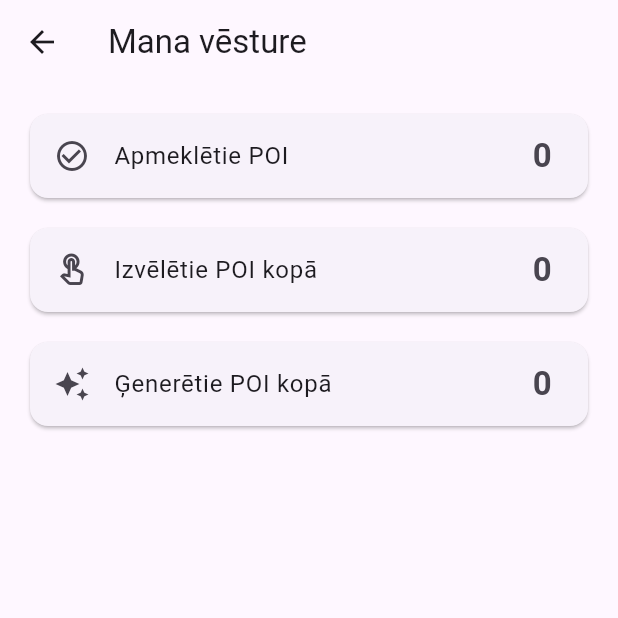
After one commit to egilskarklins-byte/surprise_ride, a Flutter app: the screen it shows after launch, scrolled down 264 dp, after a tap on "Mana vēsture", on a phone screen of 412 x 824 dp, the top half of it. The commit adds this screen. Run offline on Flutter 3.47's test engine with Material 3 defaults, Android fonts, the phone set to English and light mode, and no system bars; our stand-ins replace flutter_map, geolocator, latlong2, shared_preferences.

Commit message:
Add POI history, visited tracking and stats screen

```diff
--- /dev/null
+++ b/lib/screens/surprise/history_stats_screen.dart
@@ -0,0 +1,101 @@
+import 'package:flutter/material.dart';
+
+import '../../services/poi_history_service.dart';
+
+class HistoryStatsScreen extends StatefulWidget {
+  const HistoryStatsScreen({super.key});
+
+  @override
+  State<HistoryStatsScreen> createState() => _HistoryStatsScreenState();
+}
+
+class _HistoryStatsScreenState extends State<HistoryStatsScreen> {
+  final PoiHistoryService _historyService = PoiHistoryService();
+
+  bool _isLoading = true;
+  int _visitedCount = 0;
+  int _selectedCount = 0;
+  int _generatedCount = 0;
+
+  @override
+  void initState() {
+    super.initState();
+    _loadStats();
+  }
+
+  Future<void> _loadStats() async {
+    final history = await _historyService.loadHistory();
+
+    final entries = history.values.toList();
+
+    if (!mounted) return;
+
+    setState(() {
+      _visitedCount = entries.where((entry) => entry.visited).length;
+      _selectedCount = entries.fold<int>(
+        0,
+            (sum, entry) => sum + entry.selectedCount,
+      );
+      _generatedCount = entries.fold<int>(
+        0,
+            (sum, entry) => sum + entry.generatedCount,
+      );
+      _isLoading = false;
+    });
+  }
+
+  @override
+  Widget build(BuildContext context) {
+    return Scaffold(
+      appBar: AppBar(
+        title: const Text('Mana vēsture'),
+      ),
+      body: _isLoading
+          ? const Center(
+        child: CircularProgressIndicator(),
+      )
+          : ListView(
+        padding: const EdgeInsets.all(16),
+        children: [
+          _statCard(
+            title: 'Apmeklētie POI',
+            value: _visitedCount.toString(),
+            icon: Icons.check_circle_outline,
+          ),
+          const SizedBox(height: 12),
+          _statCard(
+            title: 'Izvēlētie POI kopā',
+            value: _selectedCount.toString(),
+            icon: Icons.touch_app_outlined,
+          ),
+          const SizedBox(height: 12),
+          _statCard(
+            title: 'Ģenerētie POI kopā',
+            value: _generatedCount.toString(),
+            icon: Icons.auto_awesome,
+          ),
+        ],
+      ),
+    );
+  }
+
+  Widget _statCard({
+    required String title,
+    required String value,
+    required IconData icon,
+  }) {
+    return Card(
+      child: ListTile(
+        leading: Icon(icon),
+        title: Text(title),
+        trailing: Text(
+          value,
+          style: const TextStyle(
+            fontSize: 22,
+            fontWeight: FontWeight.bold,
+          ),
+        ),
+      ),
+    );
+  }
+}
--- a/lib/screens/surprise/input_screen.dart
+++ b/lib/screens/surprise/input_screen.dart
@@ -8,6 +8,7 @@ import '../../services/geocoding_service.dart' as geo_search;
 import '../../services/surprise_poi_service.dart';
 import 'pick_start_on_map_screen.dart';
 import 'surprise_poi_results_screen.dart';
+import 'history_stats_screen.dart';
 
 class SurpriseInputScreen extends StatefulWidget {
   const SurpriseInputScreen({super.key});
@@ -45,7 +46,14 @@ class _SurpriseInputScreenState extends State<SurpriseInputScreen> {
     _searchCtrl.dispose();
     super.dispose();
   }
-
+  void _openHistoryStats() {
+    Navigator.push(
+      context,
+      MaterialPageRoute(
+        builder: (_) => const HistoryStatsScreen(),
+      ),
+    );
+  }
   void _clearStartSearch() {
     _searchDebounce?.cancel();
     _searchRequestId++;
@@ -631,6 +639,22 @@ class _SurpriseInputScreenState extends State<SurpriseInputScreen> {
               ),
             ),
           ),
+          const SizedBox(height: 10),
+
+          SizedBox(
+            width: double.infinity,
+            child: OutlinedButton.icon(
+              onPressed: _loading ? null : _openHistoryStats,
+              icon: const Icon(Icons.history),
+              label: const Padding(
+                padding: EdgeInsets.symmetric(vertical: 12),
+                child: Text(
+                  'Mana vēsture',
+                  style: TextStyle(fontSize: 16),
+                ),
+              ),
+            ),
+          ),
           const SizedBox(height: 12),
           if (_loading)
             const Center(
--- a/lib/screens/surprise/surprise_route_screen.dart
+++ b/lib/screens/surprise/surprise_route_screen.dart
@@ -3,9 +3,10 @@ import 'package:url_launcher/url_launcher.dart';
 
 import '../../models/geo.dart';
 import '../../models/poi.dart';
+import '../../services/poi_history_service.dart';
 import 'route_map_screen.dart';
 
-class SurpriseRouteScreen extends StatelessWidget {
+class SurpriseRouteScreen extends StatefulWidget {
   final List<Poi> route;
   final LatLon start;
   final String apiKey;
@@ -17,12 +18,37 @@ class SurpriseRouteScreen extends StatelessWidget {
     required this.apiKey,
   });
 
+  @override
+  State<SurpriseRouteScreen> createState() => _SurpriseRouteScreenState();
+}
+
+class _SurpriseRouteScreenState extends State<SurpriseRouteScreen> {
+  final PoiHistoryService _historyService = PoiHistoryService();
+  final Set<String> _visitedPoiIds = {};
+
   List<Poi> get _visibleRoute {
-    return route.where((poi) {
+    return widget.route.where((poi) {
       final isStartPoint =
-          poi.location.lat == start.lat && poi.location.lon == start.lon;
+          poi.location.lat == widget.start.lat &&
+              poi.location.lon == widget.start.lon;
       return !isStartPoint;
     }).toList();
+  }
+
+  Future<void> _markVisited(Poi poi) async {
+    await _historyService.markVisited(poi);
+
+    if (!mounted) return;
+
+    setState(() {
+      _visitedPoiIds.add(poi.id);
+    });
+
+    ScaffoldMessenger.of(context).showSnackBar(
+      SnackBar(
+        content: Text('${poi.name} atzīmēts kā apmeklēts'),
+      ),
+    );
   }
 
   Future<void> _openInGoogleMaps(BuildContext context) async {
@@ -37,8 +63,8 @@ class SurpriseRouteScreen extends StatelessWidget {
 
     final queryParameters = <String, String>{
       'api': '1',
-      'origin': '${start.lat},${start.lon}',
-      'destination': '${start.lat},${start.lon}',
+      'origin': '${widget.start.lat},${widget.start.lon}',
+      'destination': '${widget.start.lat},${widget.start.lon}',
       'travelmode': 'driving',
       'waypoints': visibleRoute
           .map((p) => '${p.location.lat},${p.location.lon}')
@@ -77,13 +103,22 @@ class SurpriseRouteScreen extends StatelessWidget {
         separatorBuilder: (_, __) => const Divider(),
         itemBuilder: (context, index) {
           final poi = visibleRoute[index];
+          final isVisited = _visitedPoiIds.contains(poi.id);
 
           return ListTile(
             leading: CircleAvatar(
               child: Text('${index + 1}'),
             ),
             title: Text(poi.name),
-            subtitle: Text(_formatCategory(poi)),
+            subtitle: Text(
+              isVisited
+                  ? '${_formatCategory(poi)} • Apmeklēts'
+                  : _formatCategory(poi),
+            ),
+            trailing: TextButton(
+              onPressed: isVisited ? null : () => _markVisited(poi),
+              child: Text(isVisited ? 'Apmeklēts' : 'Atzīmēt'),
+            ),
           );
         },
       ),
@@ -97,8 +132,19 @@ class SurpriseRouteScreen extends StatelessWidget {
               child: ElevatedButton(
                 onPressed: visibleRoute.isEmpty
                     ? null
-                    : () => _openInGoogleMaps(context),
-                child: const Text('Atvērt Google Maps'),
+                    : () {
+                  Navigator.push(
+                    context,
+                    MaterialPageRoute(
+                      builder: (_) => RouteMapScreen(
+                        route: visibleRoute,
+                        start: widget.start,
+                        apiKey: widget.apiKey,
+                      ),
+                    ),
+                  );
+                },
+                child: const Text('Skatīt kartē'),
               ),
             ),
             const SizedBox(height: 8),
@@ -107,19 +153,8 @@ class SurpriseRouteScreen extends StatelessWidget {
               child: OutlinedButton(
                 onPressed: visibleRoute.isEmpty
                     ? null
-                    : () {
-                  Navigator.push(
-                    context,
-                    MaterialPageRoute(
-                      builder: (_) => RouteMapScreen(
-                        route: visibleRoute,
-                        start: start,
-                        apiKey: apiKey,
-                      ),
-                    ),
-                  );
-                },
-                child: const Text('Skatīt kartē'),
+                    : () => _openInGoogleMaps(context),
+                child: const Text('Atvērt Google Maps'),
               ),
             ),
           ],
--- /dev/null
+++ b/lib/services/poi_history_service.dart
@@ -0,0 +1,182 @@
+import 'dart:convert';
+
+import 'package:shared_preferences/shared_preferences.dart';
+
+import '../models/poi.dart';
+
+class PoiHistoryEntry {
+  final String key;
+  final String name;
+  final double lat;
+  final double lon;
+  final int generatedCount;
+  final int selectedCount;
+  final bool visited;
+
+  const PoiHistoryEntry({
+    required this.key,
+    required this.name,
+    required this.lat,
+    required this.lon,
+    required this.generatedCount,
+    required this.selectedCount,
+    required this.visited,
+  });
+
+  PoiHistoryEntry copyWith({
+    int? generatedCount,
+    int? selectedCount,
+    bool? visited,
+  }) {
+    return PoiHistoryEntry(
+      key: key,
+      name: name,
+      lat: lat,
+      lon: lon,
+      generatedCount: generatedCount ?? this.generatedCount,
+      selectedCount: selectedCount ?? this.selectedCount,
+      visited: visited ?? this.visited,
+    );
+  }
+
+  Map<String, dynamic> toJson() {
+    return {
+      'key': key,
+      'name': name,
+      'lat': lat,
+      'lon': lon,
+      'generatedCount': generatedCount,
+      'selectedCount': selectedCount,
+      'visited': visited,
+    };
+  }
+
+  factory PoiHistoryEntry.fromJson(Map<String, dynamic> json) {
+    return PoiHistoryEntry(
+      key: json['key'] as String? ?? '',
+      name: json['name'] as String? ?? '',
+      lat: (json['lat'] as num?)?.toDouble() ?? 0,
+      lon: (json['lon'] as num?)?.toDouble() ?? 0,
+      generatedCount: json['generatedCount'] as int? ?? 0,
+      selectedCount: json['selectedCount'] as int? ?? 0,
+      visited: json['visited'] as bool? ?? false,
+    );
+  }
+}
+
+class PoiHistoryService {
+  static const String _storageKey = 'poi_history_v1';
+
+  Future<Map<String, PoiHistoryEntry>> loadHistory() async {
+    final prefs = await SharedPreferences.getInstance();
+    final raw = prefs.getString(_storageKey);
+
+    if (raw == null || raw.isEmpty) {
+      return {};
+    }
+
+    final decoded = jsonDecode(raw) as Map<String, dynamic>;
+
+    return decoded.map((key, value) {
+      return MapEntry(
+        key,
+        PoiHistoryEntry.fromJson(value as Map<String, dynamic>),
+      );
+    });
+  }
+
+  Future<void> saveHistory(Map<String, PoiHistoryEntry> history) async {
+    final prefs = await SharedPreferences.getInstance();
+
+    final encoded = history.map((key, value) {
+      return MapEntry(key, value.toJson());
+    });
+
+    await prefs.setString(_storageKey, jsonEncode(encoded));
+  }
+
+  Future<PoiHistoryEntry?> getEntry(Poi poi) async {
+    final history = await loadHistory();
+    return history[_poiKey(poi)];
+  }
+
+  Future<void> markGenerated(List<Poi> pois) async {
+    final history = await loadHistory();
+
+    for (final poi in pois) {
+      final key = _poiKey(poi);
+      final existing = history[key];
+
+      if (existing == null) {
+        history[key] = PoiHistoryEntry(
+          key: key,
+          name: poi.name,
+          lat: poi.location.lat,
+          lon: poi.location.lon,
+          generatedCount: 1,
+          selectedCount: 0,
+          visited: false,
+        );
+      } else {
+        history[key] = existing.copyWith(
+          generatedCount: existing.generatedCount + 1,
+        );
+      }
+    }
+
+    await saveHistory(history);
+  }
+
+  Future<PoiHistoryEntry> markSelected(Poi poi) async {
+    final history = await loadHistory();
+    final key = _poiKey(poi);
+    final existing = history[key];
+
+    final updated = existing == null
+        ? PoiHistoryEntry(
+      key: key,
+      name: poi.name,
+      lat: poi.location.lat,
+      lon: poi.location.lon,
+      generatedCount: 0,
+      selectedCount: 1,
+      visited: false,
+    )
+        : existing.copyWith(
+      selectedCount: existing.selectedCount + 1,
+    );
+
+    history[key] = updated;
+    await saveHistory(history);
+
+    return updated;
+  }
+
+  Future<void> markVisited(Poi poi) async {
+    final history = await loadHistory();
+    final key = _poiKey(poi);
+    final existing = history[key];
+
+    history[key] = existing == null
+        ? PoiHistoryEntry(
+      key: key,
+      name: poi.name,
+      lat: poi.location.lat,
+      lon: poi.location.lon,
+      generatedCount: 0,
+      selectedCount: 0,
+      visited: true,
+    )
+        : existing.copyWith(visited: true);
+
+    await saveHistory(history);
+  }
+
+  String _poiKey(Poi poi) {
+    final name = poi.name.trim().toLowerCase();
+    final lat = poi.location.lat.toStringAsFixed(5);
+    final lon = poi.location.lon.toStringAsFixed(5);
+
+    return '$name|$lat|$lon';
+  }
+}
--- a/pubspec.yaml
+++ b/pubspec.yaml
@@ -34,6 +34,7 @@ dependencies:
   url_launcher: ^6.3.0
   flutter_map: ^7.0.2
   latlong2: ^0.9.1
+  shared_preferences: ^2.3.5
   # The following adds the Cupertino Icons font to your application.
   # Use with the CupertinoIcons class for iOS style icons.
   cupertino_icons: ^1.0.8
```
Also changed, not shown: lib/screens/surprise/surprise_poi_results_screen.dart (+128 -5 lines), lib/services/surprise_poi_service.dart (+48 -12 lines), pubspec.lock, 1 other file.
